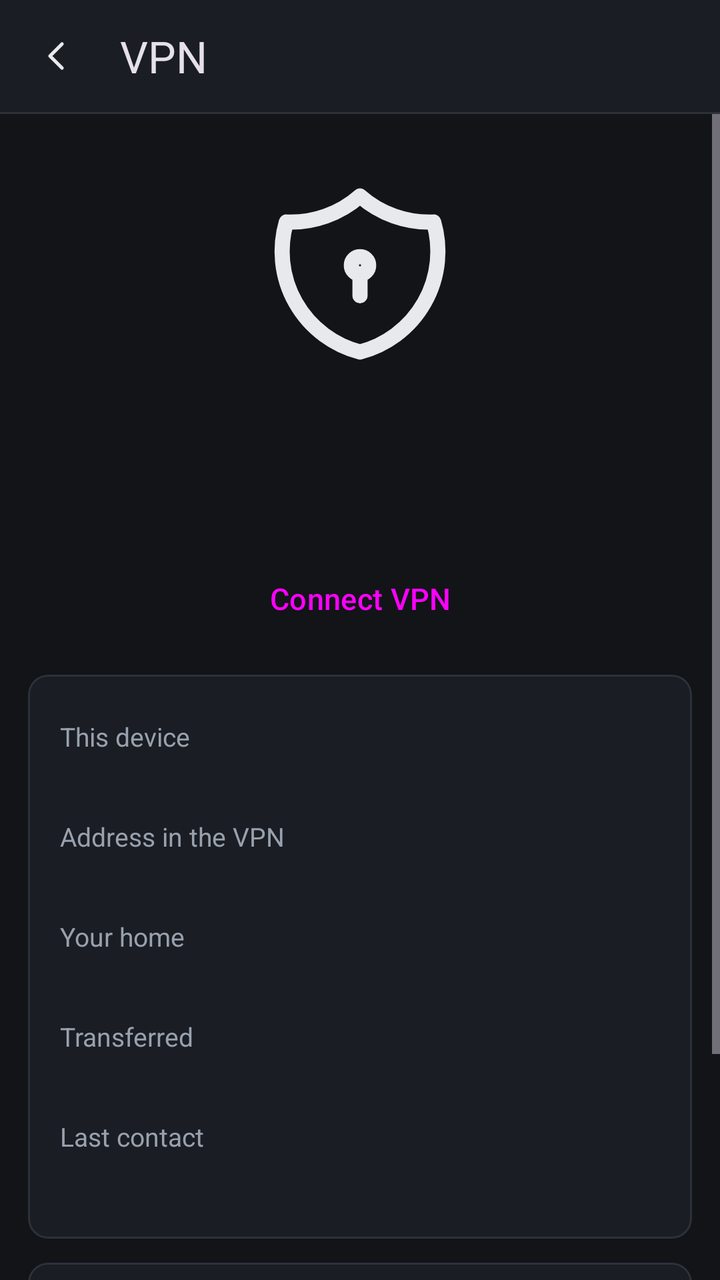
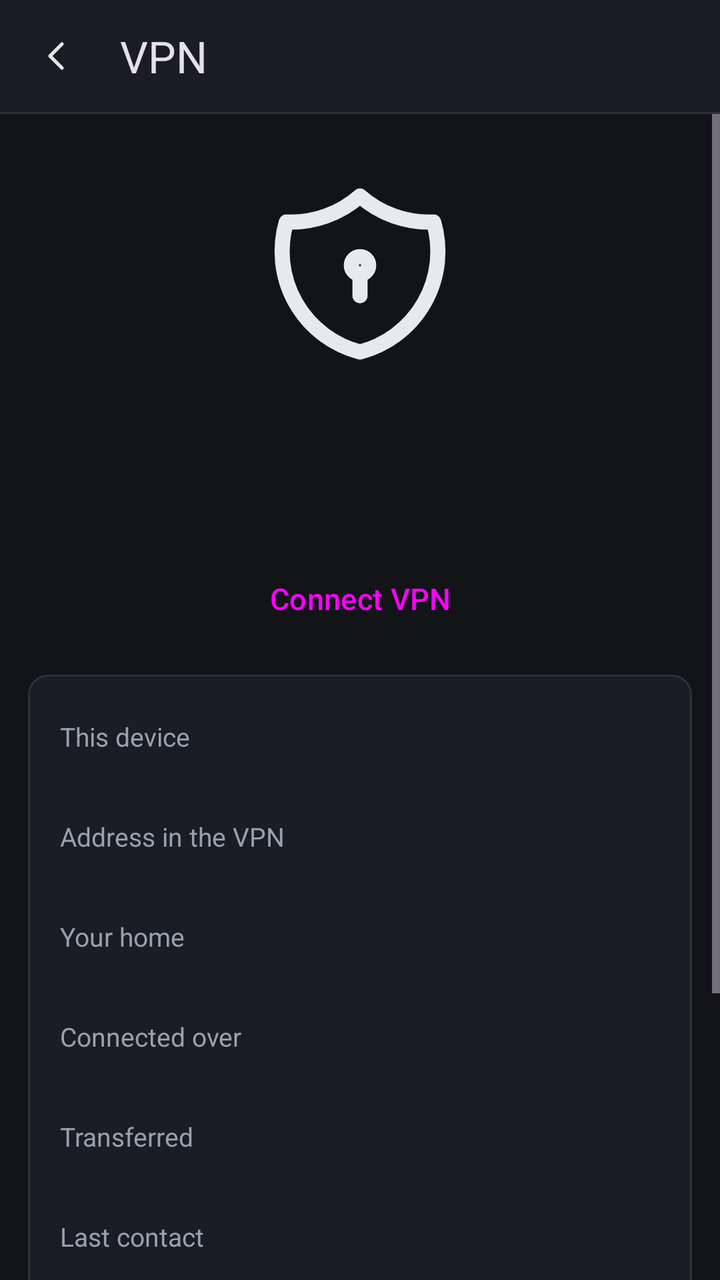

An Android layout rendered at two revisions. The XML below is the earlier revision; the diff shows what the commit changed to produce the second picture.
<!-- AndroidManifest.xml: application theme Theme.PiGuard -->
<!-- res/layout/activity_vpn.xml -->
<?xml version="1.0" encoding="utf-8"?>
<LinearLayout xmlns:android="http://schemas.android.com/apk/res/android" xmlns:app="http://schemas.android.com/apk/res-auto" android:layout_width="match_parent" android:layout_height="match_parent" android:orientation="vertical" android:background="@color/bg" android:fitsSystemWindows="true">
<com.google.android.material.appbar.MaterialToolbar android:id="@+id/toolbar" android:layout_width="match_parent" android:layout_height="56dp" android:background="@color/surface" app:title="@string/vpn_title" app:navigationIcon="@drawable/ic_chevron_left" app:navigationContentDescription="@string/back" />
<View android:layout_width="match_parent" android:layout_height="1dp" android:background="@color/line" />
<ScrollView android:layout_width="match_parent" android:layout_height="0dp" android:layout_weight="1">
<LinearLayout android:layout_width="match_parent" android:layout_height="wrap_content" android:orientation="vertical" android:paddingHorizontal="14dp" android:paddingBottom="24dp">
    <ImageView android:id="@+id/shield" android:layout_width="104dp" android:layout_height="104dp" android:layout_gravity="center_horizontal" android:layout_marginTop="28dp" android:src="@drawable/ic_shield_lock" android:importantForAccessibility="no" />
    <TextView android:id="@+id/title" android:layout_width="match_parent" android:layout_height="wrap_content" android:layout_marginTop="12dp" android:gravity="center" android:textColor="@color/text" android:textSize="22sp" android:textStyle="bold" android:accessibilityLiveRegion="polite" />
    <TextView android:id="@+id/detail" android:layout_width="match_parent" android:layout_height="wrap_content" android:layout_marginTop="6dp" android:layout_marginBottom="18dp" android:gravity="center" android:textColor="@color/muted" android:textSize="14sp" />
    <Button android:id="@+id/toggle" style="@style/Button" android:layout_width="match_parent" android:layout_height="wrap_content" android:text="@string/connect_vpn" app:icon="@drawable/ic_shield_lock" />
    <TextView android:id="@+id/other" android:layout_width="match_parent" android:layout_height="wrap_content" android:layout_marginTop="10dp" android:textColor="@color/warn" android:textSize="13sp" android:text="@string/vpn_other" android:visibility="gone" />
    <com.google.android.material.card.MaterialCardView style="@style/Card" android:layout_width="match_parent" android:layout_height="wrap_content">
        <LinearLayout android:layout_width="match_parent" android:layout_height="wrap_content" android:orientation="vertical" android:padding="16dp">
                <LinearLayout android:layout_width="match_parent" android:layout_height="wrap_content" android:orientation="vertical" android:paddingVertical="6dp">
                    <TextView style="@style/Hint" android:text="@string/vpn_device" />
                    <TextView android:id="@+id/device" android:layout_width="match_parent" android:layout_height="wrap_content" android:textColor="@color/text" android:textSize="15sp" />
                </LinearLayout>
                <LinearLayout android:layout_width="match_parent" android:layout_height="wrap_content" android:orientation="vertical" android:paddingVertical="6dp">
                    <TextView style="@style/Hint" android:text="@string/vpn_address" />
                    <TextView android:id="@+id/address" android:layout_width="match_parent" android:layout_height="wrap_content" android:textColor="@color/text" android:textSize="15sp" />
                </LinearLayout>
                <LinearLayout android:layout_width="match_parent" android:layout_height="wrap_content" android:orientation="vertical" android:paddingVertical="6dp">
                    <TextView style="@style/Hint" android:text="@string/vpn_server" />
                    <TextView android:id="@+id/server" android:layout_width="match_parent" android:layout_height="wrap_content" android:textColor="@color/text" android:textSize="15sp" />
                </LinearLayout>
                <LinearLayout android:layout_width="match_parent" android:layout_height="wrap_content" android:orientation="vertical" android:paddingVertical="6dp">
                    <TextView style="@style/Hint" android:text="@string/vpn_traffic" />
                    <TextView android:id="@+id/traffic" android:layout_width="match_parent" android:layout_height="wrap_content" android:textColor="@color/text" android:textSize="15sp" />
                </LinearLayout>
                <LinearLayout android:layout_width="match_parent" android:layout_height="wrap_content" android:orientation="vertical" android:paddingVertical="6dp">
                    <TextView style="@style/Hint" android:text="@string/vpn_last" />
                    <TextView android:id="@+id/last" android:layout_width="match_parent" android:layout_height="wrap_content" android:textColor="@color/text" android:textSize="15sp" />
                </LinearLayout>
        </LinearLayout>
    </com.google.android.material.card.MaterialCardView>
    <com.google.android.material.card.MaterialCardView style="@style/Card" android:layout_width="match_parent" android:layout_height="wrap_content">
        <LinearLayout android:layout_width="match_parent" android:layout_height="wrap_content" android:orientation="vertical" android:padding="16dp">
            <TextView style="@style/Hint" android:layout_marginBottom="8dp" android:text="@string/vpn_always" />
            <Button android:id="@+id/phone_settings" style="@style/Button.Tonal" android:layout_width="match_parent" android:layout_height="wrap_content" android:text="@string/vpn_settings" app:icon="@drawable/ic_settings" />
        </LinearLayout>
    </com.google.android.material.card.MaterialCardView>
</LinearLayout>
</ScrollView>
</LinearLayout>
<!-- resources referenced by this layout -->
<resources>
  <color name="bg">#121418</color>
  <color name="line">#2C313A</color>
  <color name="muted">#98A1AD</color>
  <color name="surface">#1A1D23</color>
  <color name="text">#E7E9EC</color>
  <color name="warn">#FFC857</color>
  <!-- drawable ic_chevron_left (drawable) -->
  <vector xmlns:android="http://schemas.android.com/apk/res/android" android:width="24dp" android:height="24dp" android:viewportWidth="24" android:viewportHeight="24"><path android:pathData="M15 6l-6 6l6 6" android:strokeColor="@color/text" android:strokeWidth="1.75" android:strokeLineCap="round" android:strokeLineJoin="round" android:fillColor="#00000000"/></vector>
  <!-- drawable ic_shield_lock (drawable) -->
  <vector xmlns:android="http://schemas.android.com/apk/res/android" android:width="24dp" android:height="24dp" android:viewportWidth="24" android:viewportHeight="24"><path android:pathData="M12 3a12 12 0 0 0 8.5 3a12 12 0 0 1 -8.5 15a12 12 0 0 1 -8.5 -15a12 12 0 0 0 8.5 -3" android:strokeColor="@color/text" android:strokeWidth="1.75" android:strokeLineCap="round" android:strokeLineJoin="round" android:fillColor="#00000000"/><path android:pathData="M12 11m-1 0a1 1 0 1 0 2 0a1 1 0 1 0 -2 0" android:strokeColor="@color/text" android:strokeWidth="1.75" android:strokeLineCap="round" android:strokeLineJoin="round" android:fillColor="#00000000"/><path android:pathData="M12 12l0 2.5" android:strokeColor="@color/text" android:strokeWidth="1.75" android:strokeLineCap="round" android:strokeLineJoin="round" android:fillColor="#00000000"/></vector>
  <string name="back">Back</string>
  <string name="connect_vpn">Connect VPN</string>
  <string name="vpn_address">Address in the VPN</string>
  <string name="vpn_always">To stay connected all the time, choose PiGuard as always-on VPN in the phone\'s settings.</string>
  <string name="vpn_device">This device</string>
  <string name="vpn_last">Last contact</string>
  <string name="vpn_other">Another VPN is active on this phone, for example the WireGuard app. Android allows only one at a time, so connecting here replaces it.</string>
  <string name="vpn_server">Your home</string>
  <string name="vpn_settings">Phone\'s VPN settings</string>
  <string name="vpn_title">VPN</string>
  <string name="vpn_traffic">Transferred</string>
  <style name="Button" parent="Widget.Material3.Button">
          <item name="cornerRadius">10dp</item><item name="android:minHeight">52dp</item><item name="android:textAllCaps">false</item><item name="android:textSize">15sp</item><item name="iconGravity">textStart</item><item name="iconPadding">8dp</item>
      </style>
  <style name="Button.Tonal" parent="Widget.Material3.Button.TonalButton">
          <item name="cornerRadius">10dp</item><item name="android:minHeight">52dp</item><item name="android:textAllCaps">false</item><item name="android:textSize">15sp</item><item name="iconGravity">textStart</item><item name="iconPadding">8dp</item>
      </style>
  <style name="Card" parent="Widget.Material3.CardView.Outlined">
          <item name="cardCornerRadius">10dp</item><item name="cardBackgroundColor">@color/surface</item><item name="strokeColor">@color/line</item><item name="strokeWidth">1dp</item><item name="android:layout_marginTop">12dp</item>
      </style>
  <style name="Hint"><item name="android:layout_width">wrap_content</item><item name="android:layout_height">wrap_content</item><item name="android:textColor">@color/muted</item><item name="android:textSize">13sp</item></style>
  <color name="accent">#5CB3FF</color>
  <color name="accent_ink">#0B1A29</color>
  <color name="surface2">#22262E</color>
  <color name="danger">#FF6B6B</color>
  <!-- unchanged entries left out for length: 2 -->
</resources>

<!-- the commit's change to res/layout/activity_vpn.xml (unified diff, before → after) -->
@@ -24,6 +24,10 @@
                     <TextView android:id="@+id/server" android:layout_width="match_parent" android:layout_height="wrap_content" android:textColor="@color/text" android:textSize="15sp" />
                 </LinearLayout>
                 <LinearLayout android:layout_width="match_parent" android:layout_height="wrap_content" android:orientation="vertical" android:paddingVertical="6dp">
+                    <TextView style="@style/Hint" android:text="@string/vpn_way" />
+                    <TextView android:id="@+id/way" android:layout_width="match_parent" android:layout_height="wrap_content" android:textColor="@color/text" android:textSize="15sp" />
+                </LinearLayout>
+                <LinearLayout android:layout_width="match_parent" android:layout_height="wrap_content" android:orientation="vertical" android:paddingVertical="6dp">
                     <TextView style="@style/Hint" android:text="@string/vpn_traffic" />
                     <TextView android:id="@+id/traffic" android:layout_width="match_parent" android:layout_height="wrap_content" android:textColor="@color/text" android:textSize="15sp" />
                 </LinearLayout>
<!-- resource entries referenced after the edit -->
@@ -21,6 +21,7 @@
   <string name="vpn_settings">Phone\'s VPN settings</string>
   <string name="vpn_title">VPN</string>
   <string name="vpn_traffic">Transferred</string>
+  <string name="vpn_way">Connected over</string>
   <style name="Button" parent="Widget.Material3.Button">
           <item name="cornerRadius">10dp</item><item name="android:minHeight">52dp</item><item name="android:textAllCaps">false</item><item name="android:textSize">15sp</item><item name="iconGravity">textStart</item><item name="iconPadding">8dp</item>
       </style>
